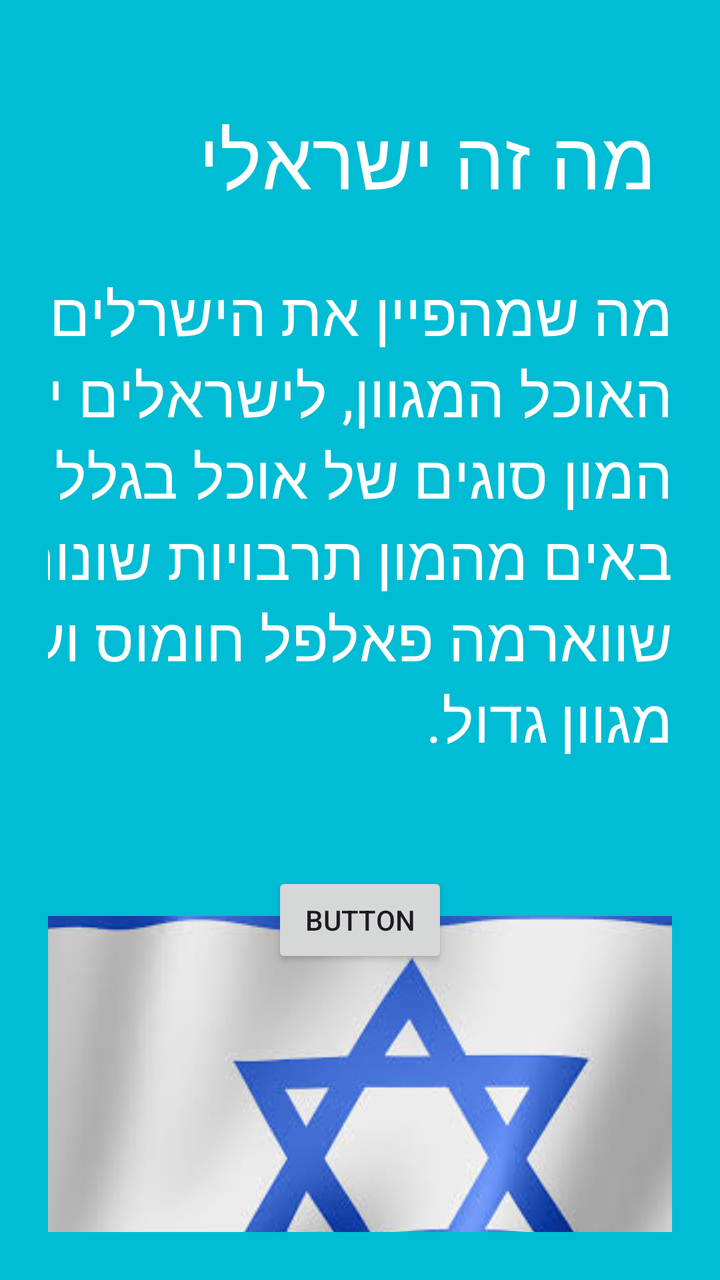
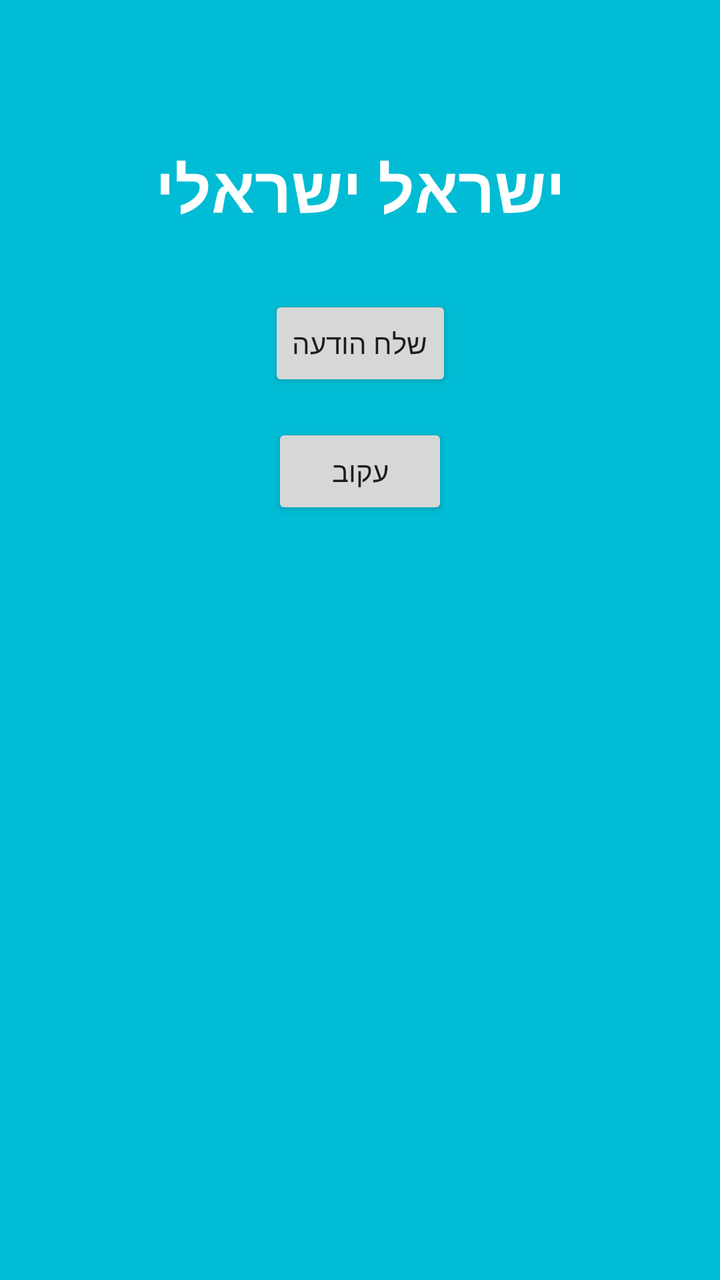

Screens rendered from an Android XML layout before and after an edit, with the pre-edit source and the edit as a unified diff.
<!-- AndroidManifest.xml: application theme Theme.YoavFialkov -->
<!-- res/layout/activity_main.xml -->
<?xml version="1.0" encoding="utf-8"?>
<androidx.constraintlayout.widget.ConstraintLayout
    xmlns:android="http://schemas.android.com/apk/res/android"
    xmlns:app="http://schemas.android.com/apk/res-auto"
    xmlns:tools="http://schemas.android.com/tools"
    android:layout_width="match_parent"
    android:layout_height="match_parent"
    android:padding="24dp"
    android:background="#00BCD4"
    tools:context=".MainActivity">

    <TextView
        android:id="@+id/textView"
        android:layout_width="304dp"
        android:layout_height="60dp"
        android:layout_marginTop="28dp"
        android:text="@string/israeli"
        android:textColor="@color/white"
        android:textSize="40sp"
        app:layout_constraintEnd_toEndOf="parent"
        app:layout_constraintHorizontal_bias="0.0"
        app:layout_constraintStart_toStartOf="parent"
        app:layout_constraintTop_toTopOf="parent"
        tools:ignore="VisualLintTextViewSize" />

    <TextView
        android:id="@+id/textView2"
        android:layout_width="387dp"
        android:layout_height="310dp"
        android:layout_marginTop="24dp"
        android:text="@string/why_israeli"
        android:textColor="@color/white"
        android:textSize="30sp"
        app:layout_constraintEnd_toEndOf="parent"
        app:layout_constraintHorizontal_bias="1.0"
        app:layout_constraintStart_toStartOf="parent"
        app:layout_constraintTop_toBottomOf="@+id/textView" />

    <ImageButton
        android:id="@+id/imageButton"
        android:layout_width="359dp"
        android:layout_height="247dp"
        android:layout_marginTop="12dp"
        android:background="?attr/selectableItemBackgroundBorderless"
        android:contentDescription="Israel Flag"
        android:src="@drawable/israel_flag"
        app:layout_constraintEnd_toEndOf="parent"
        app:layout_constraintHorizontal_bias="0.0"
        app:layout_constraintStart_toStartOf="parent"
        app:layout_constraintTop_toBottomOf="@+id/textView2"
        />

    <Button
        android:id="@+id/yoav"
        android:layout_width="wrap_content"
        android:layout_height="wrap_content"
        android:layout_marginTop="300dp"
        android:text="Button"
        app:layout_constraintEnd_toEndOf="parent"
        app:layout_constraintStart_toStartOf="parent"
        app:layout_constraintTop_toTopOf="@+id/textView2" />


</androidx.constraintlayout.widget.ConstraintLayout>
<!-- resources referenced by this layout -->
<resources>
  <color name="white">#FFFFFFFF</color>
  <!-- drawable israel_flag: png bitmap (drawable, 222692 bytes) -->
  <string name="israeli">מה זה ישראלי</string>
  <string name="why_israeli">מה שמהפיין את הישרלים זה האוכל המגוון, לישראלים יש המון סוגים של אוכל בגלל שהם באים מהמון תרבויות שונות, יש שווארמה פאלפל חומוס ועוד מגוון גדול.</string>
  <style name="Theme.YoavFialkov" parent="Base.Theme.YoavFialkov" />
  <style name="Base.Theme.YoavFialkov" parent="Theme.Material3.DayNight.NoActionBar">
          
          
      </style>
</resources>

<!-- the commit's change to res/layout/activity_main.xml (unified diff, before → after) -->
@@ -10,55 +10,36 @@
     tools:context=".MainActivity">
 
     <TextView
-        android:id="@+id/textView"
-        android:layout_width="304dp"
-        android:layout_height="60dp"
-        android:layout_marginTop="28dp"
-        android:text="@string/israeli"
+        android:id="@+id/tvUserName"
+        android:layout_width="wrap_content"
+        android:layout_height="wrap_content"
+        android:layout_marginTop="48dp"
+        android:text="@string/user_name"
         android:textColor="@color/white"
-        android:textSize="40sp"
+        android:textSize="32sp"
+        android:textStyle="bold"
         app:layout_constraintEnd_toEndOf="parent"
-        app:layout_constraintHorizontal_bias="0.0"
         app:layout_constraintStart_toStartOf="parent"
-        app:layout_constraintTop_toTopOf="parent"
-        tools:ignore="VisualLintTextViewSize" />
-
-    <TextView
-        android:id="@+id/textView2"
-        android:layout_width="387dp"
-        android:layout_height="310dp"
-        android:layout_marginTop="24dp"
-        android:text="@string/why_israeli"
-        android:textColor="@color/white"
-        android:textSize="30sp"
-        app:layout_constraintEnd_toEndOf="parent"
-        app:layout_constraintHorizontal_bias="1.0"
-        app:layout_constraintStart_toStartOf="parent"
-        app:layout_constraintTop_toBottomOf="@+id/textView" />
-
-    <ImageButton
-        android:id="@+id/imageButton"
-        android:layout_width="359dp"
-        android:layout_height="247dp"
-        android:layout_marginTop="12dp"
-        android:background="?attr/selectableItemBackgroundBorderless"
-        android:contentDescription="Israel Flag"
-        android:src="@drawable/israel_flag"
-        app:layout_constraintEnd_toEndOf="parent"
-        app:layout_constraintHorizontal_bias="0.0"
-        app:layout_constraintStart_toStartOf="parent"
-        app:layout_constraintTop_toBottomOf="@+id/textView2"
-        />
+        app:layout_constraintTop_toTopOf="parent" />
 
     <Button
-        android:id="@+id/yoav"
+        android:id="@+id/btnSendMessage"
         android:layout_width="wrap_content"
         android:layout_height="wrap_content"
-        android:layout_marginTop="300dp"
-        android:text="Button"
+        android:layout_marginTop="32dp"
+        android:text="@string/send_message"
         app:layout_constraintEnd_toEndOf="parent"
         app:layout_constraintStart_toStartOf="parent"
-        app:layout_constraintTop_toTopOf="@+id/textView2" />
+        app:layout_constraintTop_toBottomOf="@+id/tvUserName" />
 
+    <Button
+        android:id="@+id/btnFollow"
+        android:layout_width="wrap_content"
+        android:layout_height="wrap_content"
+        android:layout_marginTop="16dp"
+        android:text="@string/follow"
+        app:layout_constraintEnd_toEndOf="parent"
+        app:layout_constraintStart_toStartOf="parent"
+        app:layout_constraintTop_toBottomOf="@+id/btnSendMessage" />
 
 </androidx.constraintlayout.widget.ConstraintLayout>
<!-- resource entries referenced after the edit -->
@@ -1,9 +1,9 @@
 <!-- resources referenced by this layout -->
 <resources>
   <color name="white">#FFFFFFFF</color>
-  <!-- drawable israel_flag: png bitmap (drawable, 222692 bytes) -->
-  <string name="israeli">מה זה ישראלי</string>
-  <string name="why_israeli">מה שמהפיין את הישרלים זה האוכל המגוון, לישראלים יש המון סוגים של אוכל בגלל שהם באים מהמון תרבויות שונות, יש שווארמה פאלפל חומוס ועוד מגוון גדול.</string>
+  <string name="follow">עקוב</string>
+  <string name="send_message">שלח הודעה</string>
+  <string name="user_name">ישראל ישראלי</string>
   <style name="Theme.YoavFialkov" parent="Base.Theme.YoavFialkov" />
   <style name="Base.Theme.YoavFialkov" parent="Theme.Material3.DayNight.NoActionBar">
           
